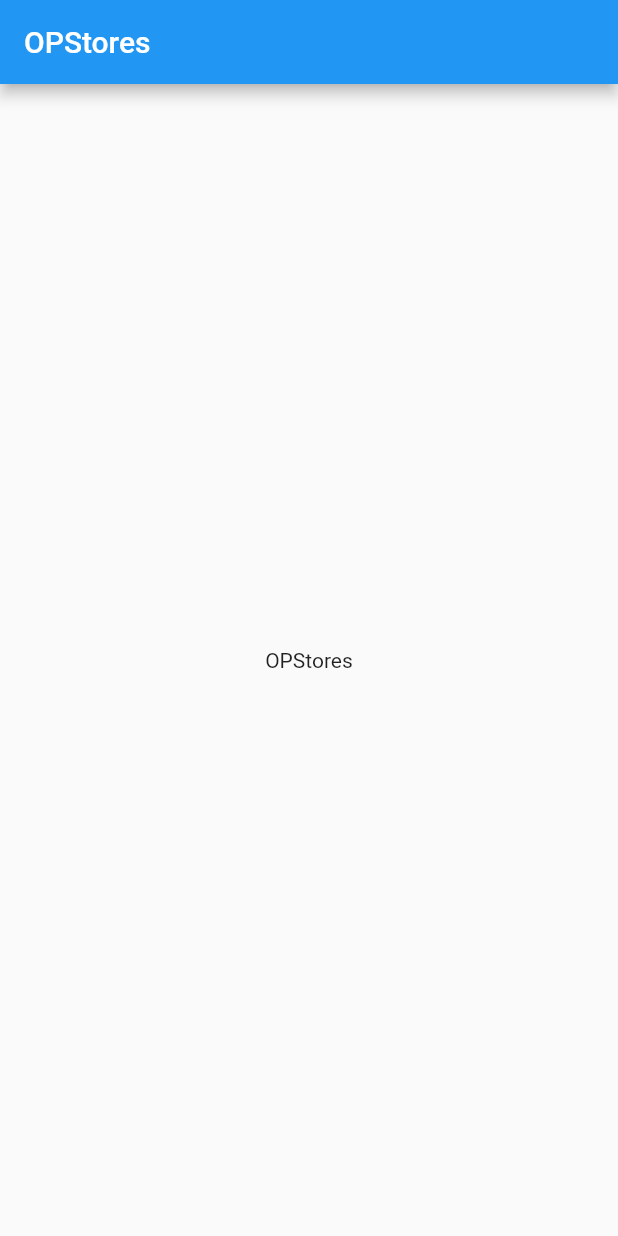
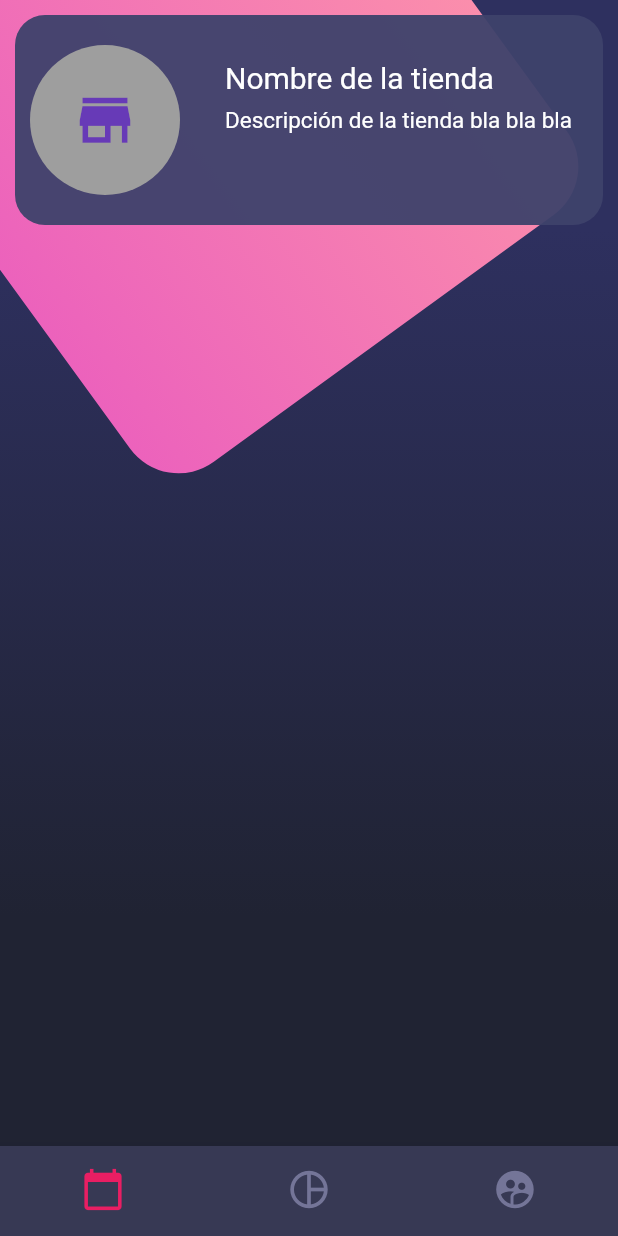
Before and after one commit to smenaaliaga/OPStores, a Flutter app: the screen it shows after launch, on a phone screen of 412 x 824 dp. Run offline on Flutter 3.47's test engine with Material 2 defaults, Android fonts, the light colour scheme and no system bars.

Commit message:
Creacion de la tarjeta Tienda

```diff
--- a/lib/main.dart
+++ b/lib/main.dart
@@ -1,22 +1,18 @@
 import 'package:flutter/material.dart';
+import 'pages/home_page.dart';
 
-void main() => runApp(MyApp());
+void main() => runApp(OPStores());
 
-class MyApp extends StatelessWidget {
+class OPStores extends StatelessWidget {
   @override
   Widget build(BuildContext context) {
     return MaterialApp(
       title: 'OPStores',
-      home: Scaffold(
-        appBar: AppBar(
-          title: Text('OPStores'),
-        ),
-        body: Center(
-          child: Container(
-            child: Text('OPStores'),
-          ),
-        ),
-      ),
+      initialRoute: '/',
+      routes: {
+        '/': (BuildContext context) => HomePage(),
+      },
+      debugShowCheckedModeBanner: false,
     );
   }
 }
--- /dev/null
+++ b/lib/pages/home_page.dart
@@ -0,0 +1,38 @@
+import 'package:flutter/material.dart';
+import 'package:opstores/widgets/background.dart';
+import 'package:opstores/widgets/bottom_navigator.dart';
+import 'package:opstores/widgets/tiendas.dart';
+
+class HomePage extends StatelessWidget {
+  const HomePage({Key? key}) : super(key: key);
+
+  @override
+  Widget build(BuildContext context) {
+    return Scaffold(
+      body: Stack(
+        children: [
+          Background(),
+          _HomeBody(),
+        ],
+      ),
+      bottomNavigationBar: CustomeBottomNavigator(),
+    );
+  }
+}
+
+class _HomeBody extends StatelessWidget {
+  @override
+  Widget build(BuildContext context) {
+    return SafeArea(
+      child: SingleChildScrollView(
+        child: Column(
+          children: [
+            //Buscador(),
+            //Colecciones(),
+            Tiendas(),
+          ],
+        ),
+      ),
+    );
+  }
+}
--- /dev/null
+++ b/lib/widgets/background.dart
@@ -0,0 +1,49 @@
+import 'dart:math';
+
+import 'package:flutter/material.dart';
+
+class Background extends StatelessWidget {
+  @override
+  Widget build(BuildContext context) {
+    final boxDecoration = BoxDecoration(
+        gradient: LinearGradient(
+      begin: Alignment.topCenter,
+      end: Alignment.bottomCenter,
+      stops: [0.2, 0.8],
+      colors: [
+        Color(0xFF2E305F),
+        Color(0xFF202333),
+      ],
+    ));
+
+    return Stack(children: [
+      // Gradiente de fondo
+      Container(decoration: boxDecoration),
+      // Pink Box
+      _PinkBox()
+    ]);
+  }
+}
+
+class _PinkBox extends StatelessWidget {
+  @override
+  Widget build(BuildContext context) {
+    return Positioned(
+      top: -100,
+      left: -30,
+      child: Transform.rotate(
+        angle: -pi / 5,
+        child: Container(
+          width: 360,
+          height: 360,
+          decoration: BoxDecoration(
+              borderRadius: BorderRadius.circular(40),
+              gradient: LinearGradient(colors: [
+                Color.fromRGBO(236, 98, 188, 1),
+                Color.fromRGBO(251, 142, 172, 1),
+              ])),
+        ),
+      ),
+    );
+  }
+}
--- /dev/null
+++ b/lib/widgets/bottom_navigator.dart
@@ -0,0 +1,24 @@
+import 'package:flutter/material.dart';
+
+class CustomeBottomNavigator extends StatelessWidget {
+  @override
+  Widget build(BuildContext context) {
+    return BottomNavigationBar(
+      showSelectedLabels: false,
+      showUnselectedLabels: false,
+      iconSize: 30,
+      selectedItemColor: Colors.pink,
+      backgroundColor: Color.fromRGBO(55, 57, 84, 1),
+      unselectedItemColor: Color.fromRGBO(116, 117, 152, 1),
+      currentIndex: 0,
+      items: [
+        BottomNavigationBarItem(
+            icon: Icon(Icons.calendar_today), label: 'Calendario'),
+        BottomNavigationBarItem(
+            icon: Icon(Icons.pie_chart_outline_outlined), label: 'Grafica'),
+        BottomNavigationBarItem(
+            icon: Icon(Icons.supervised_user_circle), label: 'Usuarios')
+      ],
+    );
+  }
+}
--- /dev/null
+++ b/lib/widgets/tiendas.dart
@@ -0,0 +1,98 @@
+import 'dart:ui';
+import 'package:flutter/material.dart';
+import 'package:flutter/rendering.dart';
+
+class Tiendas extends StatelessWidget {
+  @override
+  Widget build(BuildContext context) {
+    return Container(
+      child: Table(
+        children: [
+          TableRow(children: [
+            _SingleCard(
+              color: Colors.white,
+              icon: Icons.store,
+              name: 'Nombre de la tienda',
+              description: 'Descripción de la tienda bla bla bla',
+            ),
+          ]),
+        ],
+      ),
+    );
+  }
+}
+
+class _SingleCard extends StatelessWidget {
+  final IconData icon;
+  final Color color;
+  final String name;
+  final String description;
+
+  const _SingleCard({
+    required this.icon,
+    required this.color,
+    required this.name,
+    required this.description,
+  }) : super();
+
+  @override
+  Widget build(BuildContext context) {
+    return Container(
+      margin: EdgeInsets.all(10),
+      child: Container(
+        height: 140,
+        width: 180,
+        alignment: Alignment.centerLeft,
+        decoration: BoxDecoration(
+            color: Color.fromRGBO(62, 66, 107, 0.95),
+            borderRadius: BorderRadius.circular(20)),
+        child: Row(
+          children: [
+            _StoreImage(),
+            _StoreDescription(),
+          ],
+        ),
+      ),
+    );
+  }
+
+  _StoreImage() {
+    return Row(
+      children: [
+        SizedBox(width: 10),
+        CircleAvatar(
+          backgroundColor: Colors.grey,
+          child: Icon(
+            icon,
+            size: 45,
+            color: Colors.deepPurple,
+          ),
+          radius: 50,
+        ),
+        SizedBox(width: 30),
+      ],
+    );
+  }
+
+  _StoreDescription() {
+    return Column(
+      crossAxisAlignment: CrossAxisAlignment.start,
+      children: [
+        SizedBox(height: 30),
+        Row(mainAxisAlignment: MainAxisAlignment.spaceBetween, children: [
+          Text(
+            name,
+            style: TextStyle(color: Colors.white, fontSize: 20),
+            child: Icon(
+              icon,
+              size: 45,
+              color: Colors.deepPurple,
+            ),
+          ),
+        ]),
+        SizedBox(height: 8),
+        Text(description, style: TextStyle(color: color, fontSize: 15))
+      ],
+    );
+  }
+}
```
